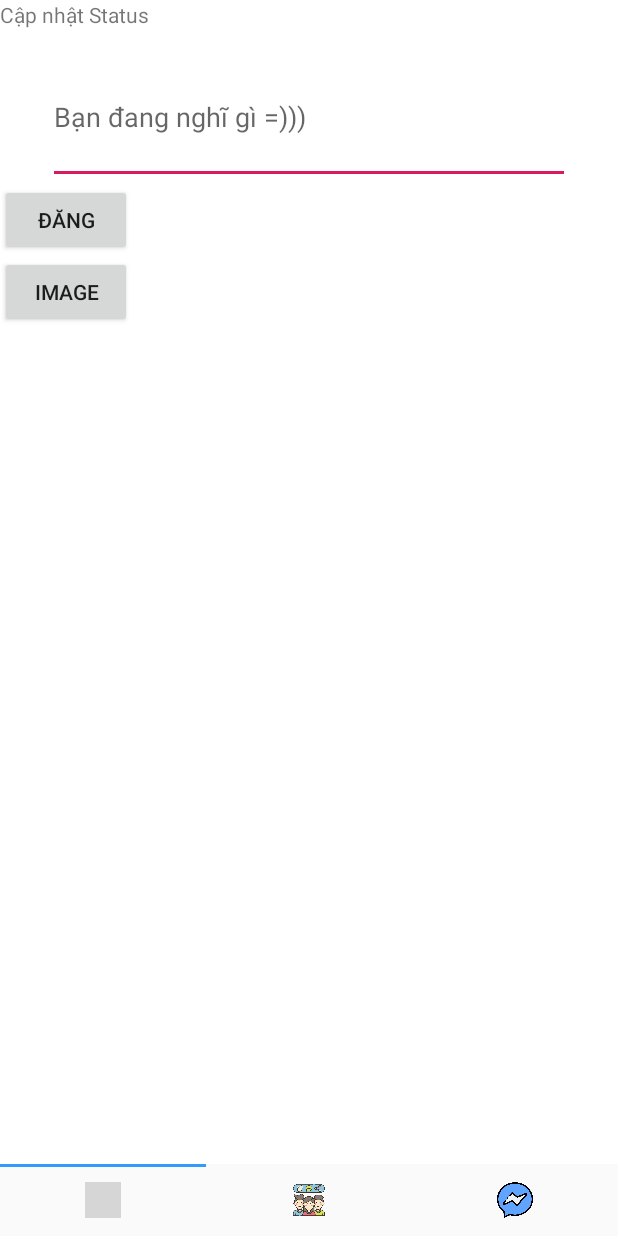
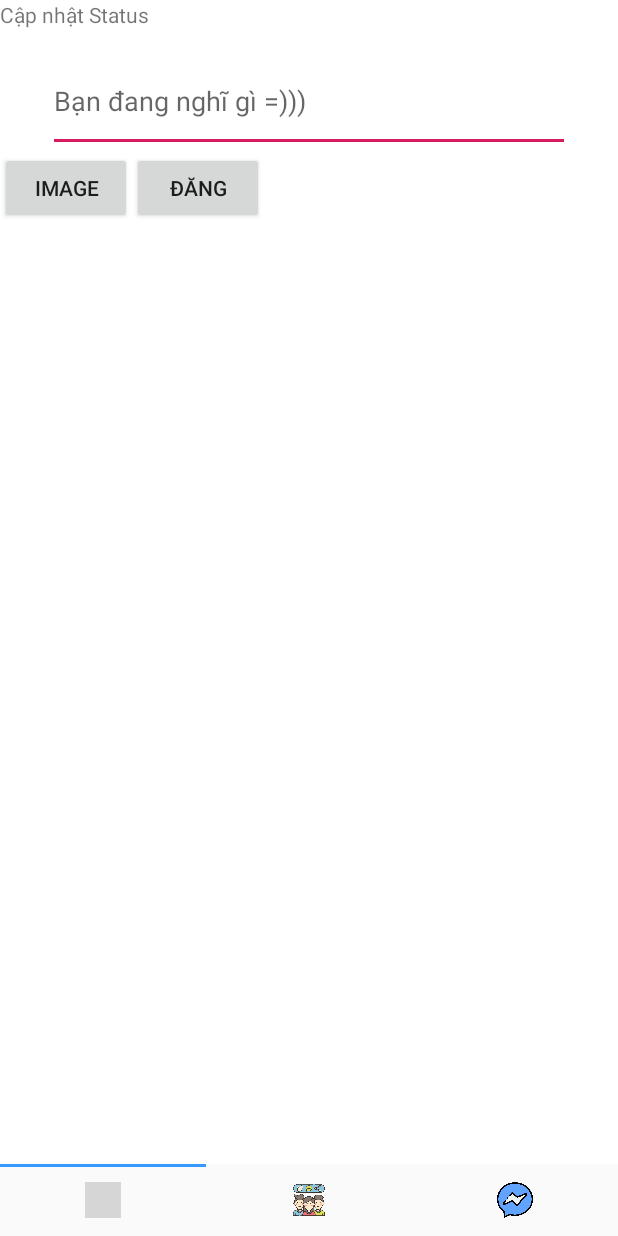
Before and after one commit to hquanitute/SocialNetwork, an Android app: the screen it shows after launch (MainActivity), after a tap on "ĐĂNG", on a phone screen of 412 x 824 dp. Run offline under Robolectric (Android 15) with nearby library versions, the phone set to English and light mode, and no system bars; our stand-ins replace CircleImageView, Firebase (no records; nobody signed in at launch, a user with empty details on screens opened directly), Picasso; 2 statements that could not run were skipped; grey boxes are pictures that could not be loaded.

Commit message:
Quan sửa cập nhật Status

```diff
--- a/app/src/main/java/com/example/socialnetwork/Fragment/Fragment_NewFeed.java
+++ b/app/src/main/java/com/example/socialnetwork/Fragment/Fragment_NewFeed.java
@@ -44,6 +44,8 @@ import com.google.firebase.storage.UploadTask;
 
 import java.io.ByteArrayOutputStream;
 import java.util.ArrayList;
+import java.util.Collections;
+import java.util.List;
 import java.util.Objects;
 
 import static android.support.constraint.Constraints.TAG;
@@ -65,20 +67,21 @@ public class Fragment_NewFeed extends Fragment {
     ListView lv_listStatus;
     ArrayList<Post> posts;
     StatusAdapter adapter;
-
+    List<String> keyList = new ArrayList<String>();
     @Override
     public void onCreate(Bundle savedInstanceState) {
         super.onCreate(savedInstanceState);
     }
     public View onCreateView(LayoutInflater inflater, ViewGroup container, Bundle savedInstanceState) {
         view = inflater.inflate(R.layout.activity_fragment__new_feed, container, false);
+
         et_status= view.findViewById(R.id.etStatus);
-
         btnPush=view.findViewById(R.id.btnGui);
         btnPush.setOnClickListener(new View.OnClickListener() {
             @Override
             public void onClick(View v) {
                uploadimage();
+               afterPostStatus();
 	    }
 	});
         imageView=view.findViewById(R.id.imageView);
@@ -103,7 +106,8 @@ public class Fragment_NewFeed extends Fragment {
         mDatabase.child("Post").addChildEventListener(new ChildEventListener() {
             @Override
             public void onChildAdded(@NonNull DataSnapshot dataSnapshot, @Nullable String s) {
-                    posts.add( dataSnapshot.getValue(Post.class));
+                    posts.add(0, dataSnapshot.getValue(Post.class));
+                    keyList.add(dataSnapshot.getKey());
                     adapter.notifyDataSetChanged();
             }
 
@@ -114,7 +118,10 @@ public class Fragment_NewFeed extends Fragment {
 
             @Override
             public void onChildRemoved(@NonNull DataSnapshot dataSnapshot) {
-
+                int index = keyList.indexOf(dataSnapshot.getKey());
+                posts.remove( index);
+                keyList.remove(index);
+                adapter.notifyDataSetChanged();
             }
 
             @Override
@@ -133,10 +140,11 @@ public class Fragment_NewFeed extends Fragment {
     }
 
 
-    public void pushPost() {
+    private void afterPostStatus(){
+        // reset EditText and ImageView
+        imageView.setVisibility(View.GONE);
+    }
 
-
-    }
     private void opengallery() {
         Intent gallery = new Intent(Intent.ACTION_PICK, MediaStore.Images.Media.INTERNAL_CONTENT_URI);
         startActivityForResult(gallery,PICK_IMAGE);
@@ -187,6 +195,7 @@ public class Fragment_NewFeed extends Fragment {
                     Post post = new Post();
                     post.setAccount_name("Quan");
                     post.setText(status);
+                    et_status.setText("");
                     String id = mDatabase.push().getKey();
                     post.setPost_id(id);
                 if(imageView.getDrawable()!=null){
--- a/app/src/main/res/layout/activity_fragment__new_feed.xml
+++ b/app/src/main/res/layout/activity_fragment__new_feed.xml
@@ -16,27 +16,33 @@
     <EditText
         android:id="@+id/etStatus"
         android:layout_width="348dp"
-        android:layout_height="89dp"
+        android:layout_height="68dp"
+        android:layout_gravity="center"
         android:ems="10"
-        android:inputType="textPersonName"
         android:hint="Bạn đang nghĩ gì =)))"
-        android:layout_gravity="center"/>
+        android:inputType="textPersonName" />
     <ImageView
         android:id="@+id/imageView"
         android:layout_width="150dp"
         android:layout_height="150dp"
         android:visibility="gone"/>
-    <Button
-        android:id="@+id/btnGui"
-        android:layout_width="wrap_content"
+    <android.support.v7.widget.LinearLayoutCompat
+        android:layout_width="match_parent"
         android:layout_height="wrap_content"
-        android:text="Đăng" />
+        android:orientation="horizontal">
 
-    <Button
-        android:id="@+id/btnimage"
-        android:layout_width="wrap_content"
-        android:layout_height="wrap_content"
-        android:text="Image" />
+        <Button
+            android:id="@+id/btnimage"
+            android:layout_width="wrap_content"
+            android:layout_height="wrap_content"
+            android:text="Image"/>
+        <Button
+            android:id="@+id/btnGui"
+            android:layout_width="wrap_content"
+            android:layout_height="wrap_content"
+            android:text="Đăng"/>
+
+    </android.support.v7.widget.LinearLayoutCompat>
 
     <ListView
         android:layout_width="match_parent"
```
